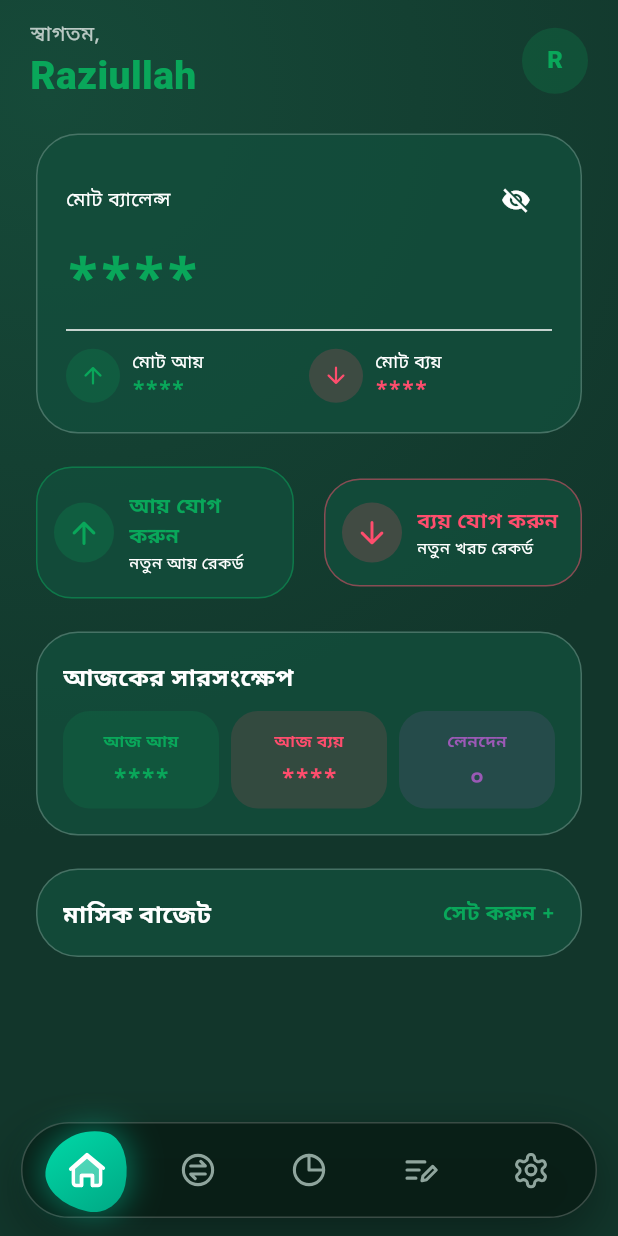
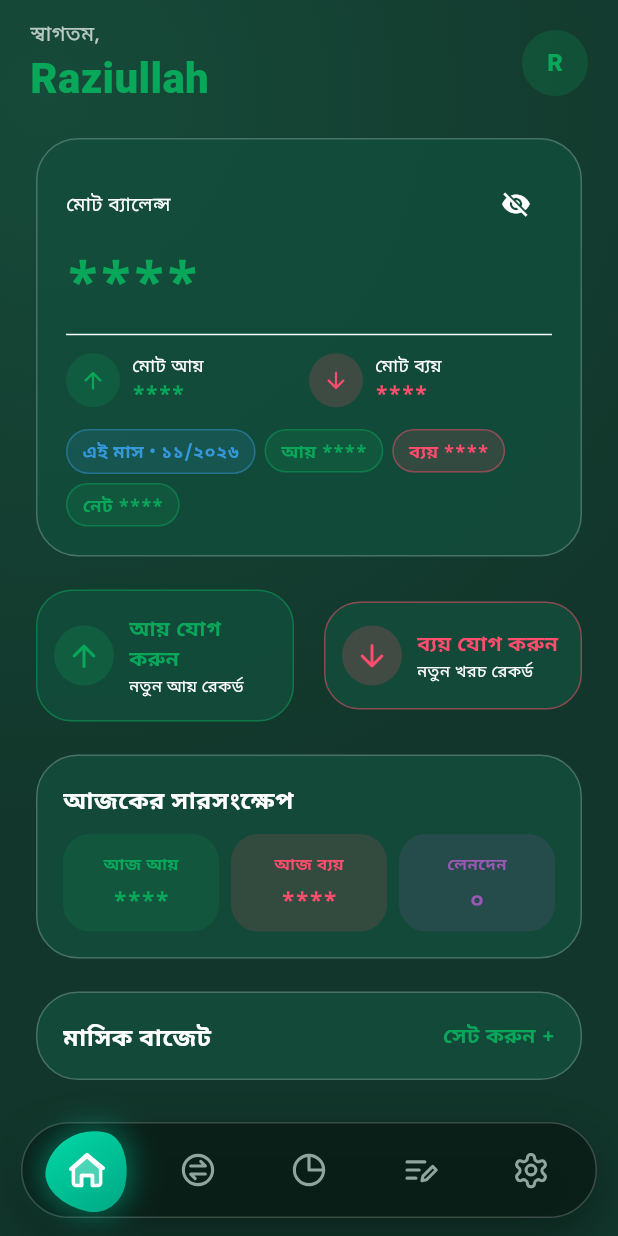
Before and after one commit to raziullah26/pokeet-flutter, a Flutter app: the screen it shows after launch, after a tap on the "visibility" icon, on a phone screen of 412 x 824 dp. Run offline on Flutter 3.47's test engine with Material 3 defaults, Android fonts, the phone set to English and light mode, and no system bars; our stand-ins replace fl_chart, shared_preferences.

Commit message:
Refine home screen monthly summary and budget details

```diff
--- a/lib/screens/home_screen.dart
+++ b/lib/screens/home_screen.dart
@@ -14,13 +14,30 @@ class HomeScreen extends StatelessWidget {
   Widget build(BuildContext context) {
     final isDark = Theme.of(context).brightness == Brightness.dark;
     final red = isDark ? PokeetColors.redDark : PokeetColors.redLight;
-    final today = DateTime.now();
+    final now = DateTime.now();
+
     final todayTxs = ctrl.txs.where((t) {
       final d = DateTime.fromMillisecondsSinceEpoch(t.dateMs);
-      return d.year == today.year && d.month == today.month && d.day == today.day;
+      return d.year == now.year && d.month == now.month && d.day == now.day;
     }).toList();
+
+    final monthTxs = ctrl.txs.where((t) {
+      final d = DateTime.fromMillisecondsSinceEpoch(t.dateMs);
+      return d.year == now.year && d.month == now.month;
+    }).toList();
+
     final todayInc = todayTxs.where((t) => t.type == 'income').fold(0.0, (s, t) => s + t.amount);
     final todayExp = todayTxs.where((t) => t.type == 'expense').fold(0.0, (s, t) => s + t.amount);
+
+    final monthInc = monthTxs.where((t) => t.type == 'income').fold(0.0, (s, t) => s + t.amount);
+    final monthExp = monthTxs.where((t) => t.type == 'expense').fold(0.0, (s, t) => s + t.amount);
+    final monthNet = monthInc - monthExp;
+
+    final hasBudget = ctrl.monthlyBudget > 0;
+    final budgetPct = hasBudget ? ((monthExp / ctrl.monthlyBudget) * 100).round() : 0;
+    final budgetRatio = hasBudget ? (monthExp / ctrl.monthlyBudget).clamp(0.0, 1.0) : 0.0;
+    final isOverBudget = hasBudget && monthExp > ctrl.monthlyBudget;
+    final budgetRemain = ctrl.monthlyBudget - monthExp;
 
     return ListView(
       padding: const EdgeInsets.fromLTRB(20, 12, 20, 110),
@@ -28,15 +45,22 @@ class HomeScreen extends StatelessWidget {
         Row(
           mainAxisAlignment: MainAxisAlignment.spaceBetween,
           children: [
-            Column(
+            Expanded(
+              child: Column(
                 crossAxisAlignment: CrossAxisAlignment.start,
                 children: [
-                Text(ctrl.tr('স্বাগতম,', 'Welcome,'), style: TextStyle(color: isDark ? Colors.white70 : Colors.black54)),
+                  Text(
+                    ctrl.tr('স্বাগতম,', 'Welcome,'),
+                    style: TextStyle(color: isDark ? Colors.white70 : Colors.black54),
+                  ),
                   Text(
                     ctrl.userName,
-                  style: const TextStyle(fontSize: 26, fontWeight: FontWeight.w800, color: PokeetColors.green),
+                    maxLines: 1,
+                    overflow: TextOverflow.ellipsis,
+                    style: const TextStyle(fontSize: 28, fontWeight: FontWeight.w800, color: PokeetColors.green),
                   ),
                 ],
+              ),
             ),
             CircleAvatar(
               radius: 22,
@@ -96,6 +120,29 @@ class HomeScreen extends StatelessWidget {
                     ),
                   ],
                 ),
+                const SizedBox(height: 14),
+                Wrap(
+                  spacing: 6,
+                  runSpacing: 6,
+                  children: [
+                    _SummaryChip(
+                      text: '${ctrl.tr('এই মাস', 'This Month')} • ${PokeetFmt.toDigits('${now.month}/${now.year}', ctrl.isEn)}',
+                      color: PokeetColors.blue,
+                    ),
+                    _SummaryChip(
+                      text: '${ctrl.tr('আয়', 'Inc')} ${PokeetFmt.money(monthInc, isEn: ctrl.isEn, hide: ctrl.hideBalance)}',
+                      color: PokeetColors.green,
+                    ),
+                    _SummaryChip(
+                      text: '${ctrl.tr('ব্যয়', 'Exp')} ${PokeetFmt.money(monthExp, isEn: ctrl.isEn, hide: ctrl.hideBalance)}',
+                      color: red,
+                    ),
+                    _SummaryChip(
+                      text: '${ctrl.tr('নেট', 'Net')} ${PokeetFmt.money(monthNet, isEn: ctrl.isEn, hide: ctrl.hideBalance)}',
+                      color: monthNet < 0 ? red : PokeetColors.green,
+                    ),
+                  ],
+                ),
               ],
             ),
           ),
@@ -131,8 +178,10 @@ class HomeScreen extends StatelessWidget {
             child: Column(
               crossAxisAlignment: CrossAxisAlignment.start,
               children: [
-                Text(ctrl.tr('আজকের সারসংক্ষেপ', "Today's Summary"),
-                    style: const TextStyle(fontSize: 16, fontWeight: FontWeight.w800)),
+                Text(
+                  ctrl.tr('আজকের সারসংক্ষেপ', "Today's Summary"),
+                  style: const TextStyle(fontSize: 16, fontWeight: FontWeight.w800),
+                ),
                 const SizedBox(height: 12),
                 Row(
                   children: [
@@ -178,26 +227,43 @@ class HomeScreen extends StatelessWidget {
                   Row(
                     mainAxisAlignment: MainAxisAlignment.spaceBetween,
                     children: [
-                      Text(ctrl.tr('মাসিক বাজেট', 'Monthly Budget'),
-                          style: const TextStyle(fontWeight: FontWeight.w800, fontSize: 16)),
                       Text(
-                        ctrl.monthlyBudget > 0
-                            ? '${PokeetFmt.toDigits(((ctrl.totalExpense / ctrl.monthlyBudget) * 100).round().toString(), ctrl.isEn)}%'
+                        ctrl.tr('মাসিক বাজেট', 'Monthly Budget'),
+                        style: const TextStyle(fontWeight: FontWeight.w800, fontSize: 16),
+                      ),
+                      Text(
+                        hasBudget
+                            ? '${PokeetFmt.toDigits('$budgetPct', ctrl.isEn)}%'
                             : ctrl.tr('সেট করুন +', 'Set +'),
-                        style: const TextStyle(fontWeight: FontWeight.w800, color: PokeetColors.green),
+                        style: TextStyle(
+                          fontWeight: FontWeight.w800,
+                          color: isOverBudget ? red : PokeetColors.green,
+                        ),
                       ),
                     ],
                   ),
-                  if (ctrl.monthlyBudget > 0) ...[
+                  if (hasBudget) ...[
+                    const SizedBox(height: 6),
+                    Text(
+                      '${PokeetFmt.money(monthExp, isEn: ctrl.isEn, hide: ctrl.hideBalance)} / ${PokeetFmt.money(ctrl.monthlyBudget, isEn: ctrl.isEn, hide: ctrl.hideBalance)}',
+                      style: const TextStyle(fontSize: 12),
+                    ),
                     const SizedBox(height: 10),
                     ClipRRect(
                       borderRadius: BorderRadius.circular(10),
                       child: LinearProgressIndicator(
-                        value: (ctrl.totalExpense / ctrl.monthlyBudget).clamp(0.0, 1.0),
+                        value: budgetRatio,
                         minHeight: 10,
                         backgroundColor: Colors.black.withValues(alpha: 0.2),
-                        color: ctrl.totalExpense > ctrl.monthlyBudget ? red : PokeetColors.green,
+                        color: isOverBudget ? red : PokeetColors.green,
                       ),
+                    ),
+                    const SizedBox(height: 8),
+                    Text(
+                      budgetRemain >= 0
+                          ? '${ctrl.tr('বাকি', 'Left')} ${PokeetFmt.money(budgetRemain, isEn: ctrl.isEn, hide: ctrl.hideBalance)}'
+                          : '${ctrl.tr('বাজেট ছাড়িয়েছে', 'Over budget')} ${PokeetFmt.money(budgetRemain.abs(), isEn: ctrl.isEn, hide: ctrl.hideBalance)}',
+                      style: TextStyle(fontSize: 12, color: isOverBudget ? red : null),
                     ),
                   ],
                 ],
@@ -232,6 +298,28 @@ class HomeScreen extends StatelessWidget {
   }
 }
 
+class _SummaryChip extends StatelessWidget {
+  final String text;
+  final Color color;
+  const _SummaryChip({required this.text, required this.color});
+
+  @override
+  Widget build(BuildContext context) {
+    return Container(
+      padding: const EdgeInsets.symmetric(horizontal: 10, vertical: 5),
+      decoration: BoxDecoration(
+        color: color.withValues(alpha: 0.14),
+        borderRadius: BorderRadius.circular(100),
+        border: Border.all(color: color.withValues(alpha: 0.45)),
+      ),
+      child: Text(
+        text,
+        style: TextStyle(fontSize: 12, fontWeight: FontWeight.w700, color: color),
+      ),
+    );
+  }
+}
+
 class _MiniStat extends StatelessWidget {
   final IconData icon;
   final Color color;
@@ -254,8 +342,12 @@ class _MiniStat extends StatelessWidget {
             crossAxisAlignment: CrossAxisAlignment.start,
             children: [
               Text(label, style: const TextStyle(fontSize: 12)),
-              Text(amount, maxLines: 1, overflow: TextOverflow.ellipsis,
-                  style: TextStyle(fontWeight: FontWeight.w800, color: color)),
+              Text(
+                amount,
+                maxLines: 1,
+                overflow: TextOverflow.ellipsis,
+                style: TextStyle(fontWeight: FontWeight.w800, color: color),
+              ),
             ],
           ),
         ),
@@ -327,8 +419,12 @@ class _TodayTile extends StatelessWidget {
         children: [
           Text(label, style: TextStyle(fontSize: 11, fontWeight: FontWeight.w600, color: color)),
           const SizedBox(height: 4),
-          Text(value, maxLines: 1, overflow: TextOverflow.ellipsis,
-              style: TextStyle(fontSize: 15, fontWeight: FontWeight.w800, color: color)),
+          Text(
+            value,
+            maxLines: 1,
+            overflow: TextOverflow.ellipsis,
+            style: TextStyle(fontSize: 15, fontWeight: FontWeight.w800, color: color),
+          ),
         ],
       ),
     );
```
Lines whose indentation alone changed are shown as unchanged.
